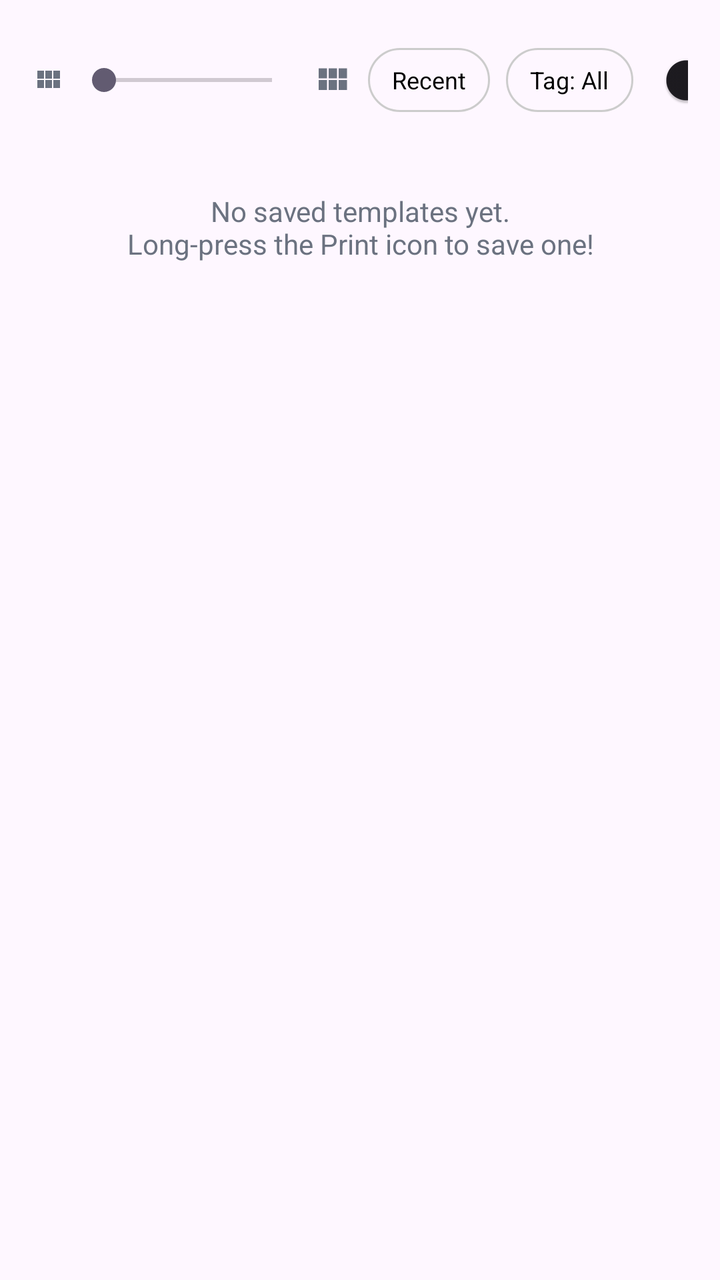
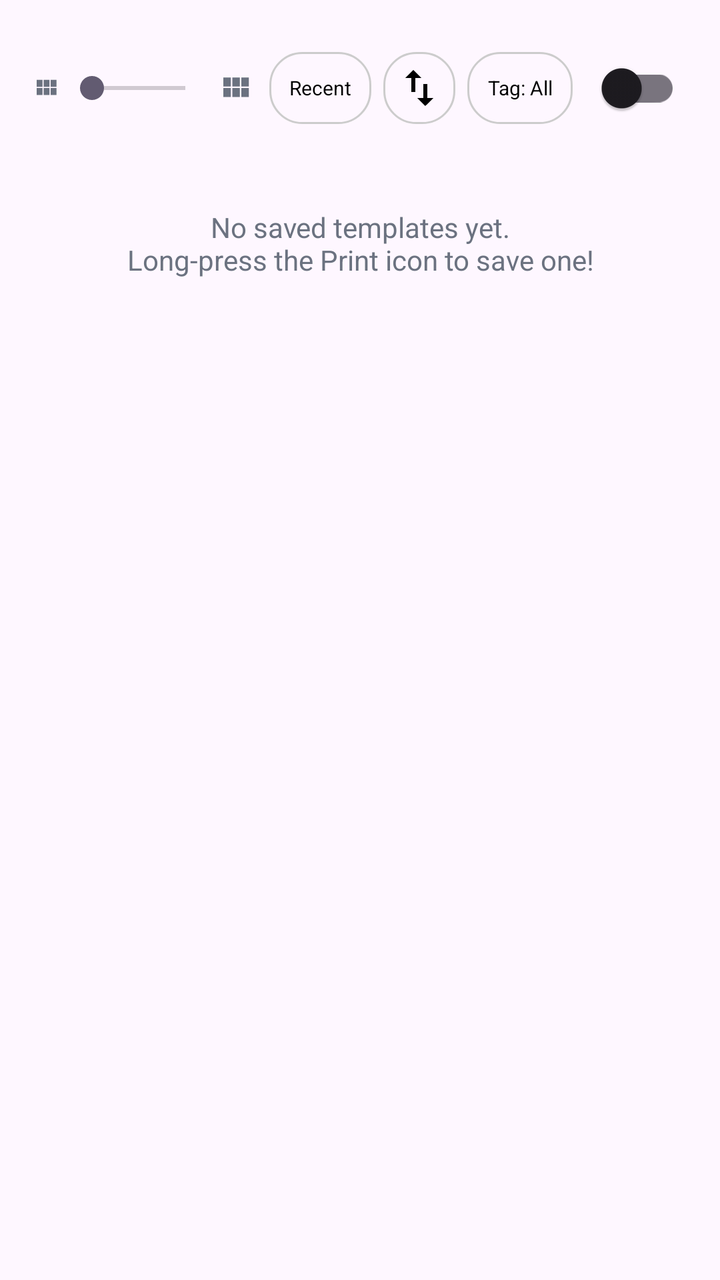

Screens rendered from an Android XML layout before and after an edit, with the pre-edit source and the edit as a unified diff.
<!-- AndroidManifest.xml: application theme Theme.MyApplication -->
<!-- res/layout/panel_page_templates.xml -->
<?xml version="1.0" encoding="utf-8"?>
<ScrollView xmlns:android="http://schemas.android.com/apk/res/android"
    xmlns:app="http://schemas.android.com/apk/res-auto" android:layout_width="match_parent" android:layout_height="match_parent" android:background="@android:color/transparent" android:fillViewport="true">

    <LinearLayout android:layout_width="match_parent" android:layout_height="wrap_content" android:orientation="vertical" android:padding="16dp">

        
        
        <LinearLayout android:layout_width="match_parent" android:layout_height="wrap_content" android:orientation="horizontal" android:gravity="center_vertical" android:weightSum="1" android:layout_marginBottom="12dp">

            
            <LinearLayout android:layout_width="0dp" android:layout_height="wrap_content" android:layout_weight="0.5" android:orientation="horizontal" android:gravity="center_vertical" android:paddingEnd="4dp">
                <ImageView android:layout_width="16dp" android:layout_height="16dp" android:src="@drawable/ic_grid" app:tint="@color/text_secondary" android:layout_marginEnd="4dp" />
                <SeekBar android:id="@+id/seekTemplateGridSize" android:layout_width="0dp" android:layout_height="wrap_content" android:layout_weight="1" android:max="3" android:progress="0" />
                <ImageView android:layout_width="20dp" android:layout_height="20dp" android:src="@drawable/ic_grid" app:tint="@color/text_secondary" android:layout_marginStart="4dp" />
            </LinearLayout>

            
            <HorizontalScrollView android:layout_width="0dp" android:layout_height="wrap_content" android:layout_weight="0.5" android:scrollbars="none" android:fillViewport="true">
                <LinearLayout android:layout_width="wrap_content" android:layout_height="wrap_content" android:orientation="horizontal" android:gravity="center_vertical" android:paddingStart="4dp">

                    
                    <TextView android:id="@+id/btnTemplateSortToggle" android:layout_width="wrap_content" android:layout_height="32dp" android:gravity="center" android:paddingStart="12dp" android:paddingEnd="12dp" android:text="Recent" android:textColor="#000000" android:textSize="12sp" android:background="@drawable/bg_pill_outline" android:clickable="true" android:focusable="true" android:foreground="?android:attr/selectableItemBackground" android:layout_marginEnd="8dp" android:stateListAnimator="@animator/wobbly_slime" />

                    
                    <TextView android:id="@+id/btnTemplateTagFilter" android:layout_width="wrap_content" android:layout_height="32dp" android:gravity="center" android:paddingStart="12dp" android:paddingEnd="12dp" android:text="Tag: All" android:textColor="#000000" android:textSize="12sp" android:background="@drawable/bg_pill_outline" android:clickable="true" android:focusable="true" android:foreground="?android:attr/selectableItemBackground" android:layout_marginEnd="8dp" android:stateListAnimator="@animator/wobbly_slime" />

                    
                    <com.google.android.material.switchmaterial.SwitchMaterial android:id="@+id/switchOnlineOffline" android:layout_width="wrap_content" android:layout_height="wrap_content" android:checked="false" />
                </LinearLayout>
            </HorizontalScrollView>
        </LinearLayout>

        <GridLayout android:id="@+id/user_templates_container" android:layout_width="match_parent" android:layout_height="wrap_content" android:columnCount="2" android:alignmentMode="alignMargins" android:columnOrderPreserved="false" />

        <TextView android:id="@+id/tv_no_templates" android:layout_width="match_parent" android:layout_height="wrap_content" android:text="No saved templates yet.\nLong-press the Print icon to save one!" android:gravity="center" android:textColor="@color/text_secondary" android:layout_marginTop="20dp"/>
    </LinearLayout>

</ScrollView>
<!-- resources referenced by this layout -->
<resources>
  <color name="text_secondary">#6B7280</color>
  <!-- drawable bg_pill_outline (drawable) -->
  <?xml version="1.0" encoding="utf-8"?>
  <shape xmlns:android="http://schemas.android.com/apk/res/android" android:shape="rectangle">
      <solid android:color="#00000000" />
      <stroke android:width="1dp" android:color="#CCCCCC" />
      <corners android:radius="16dp" />
  </shape>
  <!-- drawable ic_grid (drawable) -->
  <vector xmlns:android="http://schemas.android.com/apk/res/android" android:width="24dp" android:height="24dp" android:viewportWidth="24" android:viewportHeight="24" android:tint="?attr/colorControlNormal">
      <path android:fillColor="@android:color/white" android:pathData="M4,11h5V5H4v6zm0,7h5v-6H4v6zm6,0h5v-6h-5v6zm6,0h5v-6h-5v6zm-6,-7h5V5h-5v6zm6,-6v6h5V5h-5z"/>
  </vector>
  <style name="Theme.MyApplication" parent="Base.Theme.MyApplication" />
  <style name="Base.Theme.MyApplication" parent="Theme.Material3.DayNight.NoActionBar">
          
          
          <item name="materialButtonStyle">@style/WobblyMaterialButton</item>
          <item name="android:buttonStyle">@style/WobblyStandardButton</item>
          <item name="imageButtonStyle">@style/WobblyImageButton</item>
          <item name="android:imageButtonStyle">@style/WobblyImageButton</item>
          <item name="materialCardViewStyle">@style/WobblyCardView</item>
      </style>
  <style name="WobblyMaterialButton" parent="Widget.Material3.Button">
          <item name="android:stateListAnimator">@animator/wobbly_slime</item>
      </style>
  <style name="WobblyStandardButton" parent="Widget.AppCompat.Button">
          <item name="android:stateListAnimator">@animator/wobbly_slime</item>
      </style>
  <style name="WobblyImageButton" parent="Widget.AppCompat.ImageButton">
          <item name="android:stateListAnimator">@animator/wobbly_slime</item>
      </style>
  <style name="WobblyCardView" parent="Widget.Material3.CardView.Elevated">
          <item name="android:stateListAnimator">@animator/wobbly_slime</item>
      </style>
</resources>

<!-- the commit's change to res/layout/panel_page_templates.xml (unified diff, before → after) -->
@@ -2,31 +2,33 @@
 <ScrollView xmlns:android="http://schemas.android.com/apk/res/android"
     xmlns:app="http://schemas.android.com/apk/res-auto" android:layout_width="match_parent" android:layout_height="match_parent" android:background="@android:color/transparent" android:fillViewport="true">
 
-    <LinearLayout android:layout_width="match_parent" android:layout_height="wrap_content" android:orientation="vertical" android:padding="16dp">
+    <LinearLayout android:layout_width="match_parent" android:layout_height="match_parent" android:orientation="vertical" android:padding="16dp">
 
         
-        
-        <LinearLayout android:layout_width="match_parent" android:layout_height="wrap_content" android:orientation="horizontal" android:gravity="center_vertical" android:weightSum="1" android:layout_marginBottom="12dp">
+        <LinearLayout android:layout_width="match_parent" android:layout_height="wrap_content" android:minHeight="56dp" android:orientation="horizontal" android:gravity="center_vertical" android:layout_marginBottom="12dp">
 
             
-            <LinearLayout android:layout_width="0dp" android:layout_height="wrap_content" android:layout_weight="0.5" android:orientation="horizontal" android:gravity="center_vertical" android:paddingEnd="4dp">
-                <ImageView android:layout_width="16dp" android:layout_height="16dp" android:src="@drawable/ic_grid" app:tint="@color/text_secondary" android:layout_marginEnd="4dp" />
+            <LinearLayout android:layout_width="0dp" android:layout_height="wrap_content" android:layout_weight="0.35" android:orientation="horizontal" android:gravity="center_vertical" android:paddingEnd="4dp">
+                <ImageView android:layout_width="14dp" android:layout_height="14dp" android:src="@drawable/ic_grid" app:tint="@color/text_secondary" />
                 <SeekBar android:id="@+id/seekTemplateGridSize" android:layout_width="0dp" android:layout_height="wrap_content" android:layout_weight="1" android:max="3" android:progress="0" />
-                <ImageView android:layout_width="20dp" android:layout_height="20dp" android:src="@drawable/ic_grid" app:tint="@color/text_secondary" android:layout_marginStart="4dp" />
+                <ImageView android:layout_width="18dp" android:layout_height="18dp" android:src="@drawable/ic_grid" app:tint="@color/text_secondary" />
             </LinearLayout>
 
             
-            <HorizontalScrollView android:layout_width="0dp" android:layout_height="wrap_content" android:layout_weight="0.5" android:scrollbars="none" android:fillViewport="true">
-                <LinearLayout android:layout_width="wrap_content" android:layout_height="wrap_content" android:orientation="horizontal" android:gravity="center_vertical" android:paddingStart="4dp">
+            <HorizontalScrollView android:layout_width="0dp" android:layout_height="wrap_content" android:layout_weight="0.65" android:scrollbars="none" android:fillViewport="true">
+                <LinearLayout android:layout_width="wrap_content" android:layout_height="wrap_content" android:orientation="horizontal" android:gravity="center_vertical" android:paddingStart="4dp" android:minHeight="48dp">
 
                     
-                    <TextView android:id="@+id/btnTemplateSortToggle" android:layout_width="wrap_content" android:layout_height="32dp" android:gravity="center" android:paddingStart="12dp" android:paddingEnd="12dp" android:text="Recent" android:textColor="#000000" android:textSize="12sp" android:background="@drawable/bg_pill_outline" android:clickable="true" android:focusable="true" android:foreground="?android:attr/selectableItemBackground" android:layout_marginEnd="8dp" android:stateListAnimator="@animator/wobbly_slime" />
+                    <TextView android:id="@+id/btnTemplateSortToggle" android:layout_width="wrap_content" android:layout_height="36dp" android:gravity="center" android:paddingStart="10dp" android:paddingEnd="10dp" android:text="Recent" android:textColor="#000000" android:textSize="10sp" android:background="@drawable/bg_pill_outline" android:clickable="true" android:focusable="true" android:foreground="?android:attr/selectableItemBackground" android:layout_marginEnd="6dp" android:stateListAnimator="@animator/wobbly_slime" />
 
                     
-                    <TextView android:id="@+id/btnTemplateTagFilter" android:layout_width="wrap_content" android:layout_height="32dp" android:gravity="center" android:paddingStart="12dp" android:paddingEnd="12dp" android:text="Tag: All" android:textColor="#000000" android:textSize="12sp" android:background="@drawable/bg_pill_outline" android:clickable="true" android:focusable="true" android:foreground="?android:attr/selectableItemBackground" android:layout_marginEnd="8dp" android:stateListAnimator="@animator/wobbly_slime" />
+                    <ImageButton android:id="@+id/btnTemplateSortDirection" android:layout_width="36dp" android:layout_height="36dp" android:src="@drawable/ic_swap" android:padding="6dp" android:scaleType="fitCenter" android:background="@drawable/bg_pill_outline" android:clickable="true" android:focusable="true" android:foreground="?android:attr/selectableItemBackground" android:layout_marginEnd="6dp" android:stateListAnimator="@animator/wobbly_slime" app:tint="#000000" />
 
                     
-                    <com.google.android.material.switchmaterial.SwitchMaterial android:id="@+id/switchOnlineOffline" android:layout_width="wrap_content" android:layout_height="wrap_content" android:checked="false" />
+                    <TextView android:id="@+id/btnTemplateTagFilter" android:layout_width="wrap_content" android:layout_height="36dp" android:gravity="center" android:paddingStart="10dp" android:paddingEnd="10dp" android:text="Tag: All" android:textColor="#000000" android:textSize="10sp" android:background="@drawable/bg_pill_outline" android:clickable="true" android:focusable="true" android:foreground="?android:attr/selectableItemBackground" android:layout_marginEnd="6dp" android:stateListAnimator="@animator/wobbly_slime" />
+
+                    
+                    <com.google.android.material.switchmaterial.SwitchMaterial android:id="@+id/switchOnlineOffline" android:layout_width="wrap_content" android:layout_height="wrap_content" android:checked="false" android:layout_marginEnd="4dp" />
                 </LinearLayout>
             </HorizontalScrollView>
         </LinearLayout>
<!-- resource entries referenced after the edit -->
@@ -11,6 +11,10 @@
   <!-- drawable ic_grid (drawable) -->
   <vector xmlns:android="http://schemas.android.com/apk/res/android" android:width="24dp" android:height="24dp" android:viewportWidth="24" android:viewportHeight="24" android:tint="?attr/colorControlNormal">
       <path android:fillColor="@android:color/white" android:pathData="M4,11h5V5H4v6zm0,7h5v-6H4v6zm6,0h5v-6h-5v6zm6,0h5v-6h-5v6zm-6,-7h5V5h-5v6zm6,-6v6h5V5h-5z"/>
+  </vector>
+  <!-- drawable ic_swap (drawable) -->
+  <vector xmlns:android="http://schemas.android.com/apk/res/android" android:width="24dp" android:height="24dp" android:viewportWidth="24" android:viewportHeight="24">
+      <path android:fillColor="#FF000000" android:pathData="M16,17.01V10h-2v7.01h-3L15,21l4,-3.99h-3zM9,3L5,6.99h3V14h2V6.99h3L9,3z"/>
   </vector>
   <style name="Theme.MyApplication" parent="Base.Theme.MyApplication" />
   <style name="Base.Theme.MyApplication" parent="Theme.Material3.DayNight.NoActionBar">
